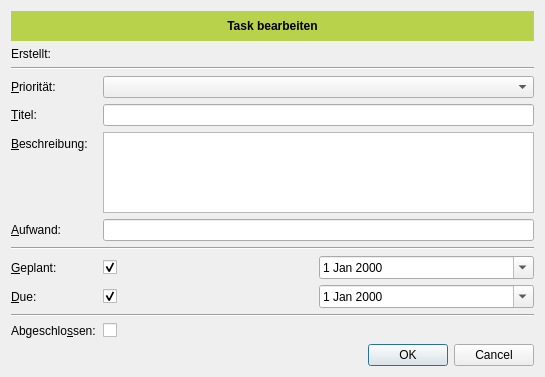
First picture: the form in src/widgets/ui/taskeditwidget.ui, repository choenig/tingy, before the edit.
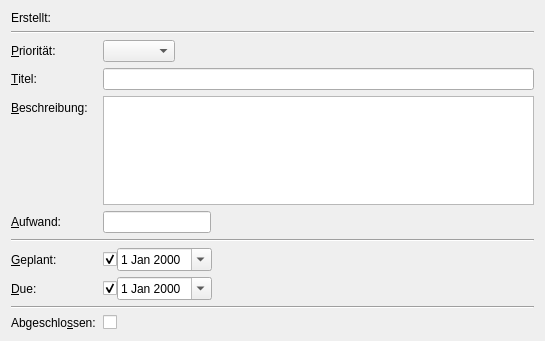
Second picture: the form after the edit.

Commit message: more work on new dialogs, add about dialog

```diff
--- a/src/widgets/ui/taskeditwidget.ui
+++ b/src/widgets/ui/taskeditwidget.ui
@@ -7,113 +7,27 @@
     <x>0</x>
     <y>0</y>
     <width>545</width>
-    <height>377</height>
+    <height>341</height>
    </rect>
   </property>
   <property name="windowTitle">
    <string>Task bearbeiten</string>
   </property>
   <layout class="QFormLayout" name="formLayout">
+   <property name="fieldGrowthPolicy">
+    <enum>QFormLayout::ExpandingFieldsGrow</enum>
+   </property>
    <property name="horizontalSpacing">
     <number>7</number>
    </property>
-   <item row="0" column="0" colspan="2">
-    <widget class="QLabel" name="lblSubject">
-     <property name="minimumSize">
-      <size>
-       <width>0</width>
-       <height>30</height>
-      </size>
-     </property>
-     <property name="palette">
-      <palette>
-       <active>
-        <colorrole role="Base">
-         <brush brushstyle="SolidPattern">
-          <color alpha="255">
-           <red>255</red>
-           <green>255</green>
-           <blue>255</blue>
-          </color>
-         </brush>
-        </colorrole>
-        <colorrole role="Window">
-         <brush brushstyle="SolidPattern">
-          <color alpha="255">
-           <red>184</red>
-           <green>210</green>
-           <blue>76</blue>
-          </color>
-         </brush>
-        </colorrole>
-       </active>
-       <inactive>
-        <colorrole role="Base">
-         <brush brushstyle="SolidPattern">
-          <color alpha="255">
-           <red>255</red>
-           <green>255</green>
-           <blue>255</blue>
-          </color>
-         </brush>
-        </colorrole>
-        <colorrole role="Window">
-         <brush brushstyle="SolidPattern">
-          <color alpha="255">
-           <red>184</red>
-           <green>210</green>
-           <blue>76</blue>
-          </color>
-         </brush>
-        </colorrole>
-       </inactive>
-       <disabled>
-        <colorrole role="Base">
-         <brush brushstyle="SolidPattern">
-          <color alpha="255">
-           <red>184</red>
-           <green>210</green>
-           <blue>76</blue>
-          </color>
-         </brush>
-        </colorrole>
-        <colorrole role="Window">
-         <brush brushstyle="SolidPattern">
-          <color alpha="255">
-           <red>184</red>
-           <green>210</green>
-           <blue>76</blue>
-          </color>
-         </brush>
-        </colorrole>
-       </disabled>
-      </palette>
-     </property>
-     <property name="font">
-      <font>
-       <weight>75</weight>
-       <bold>true</bold>
-      </font>
-     </property>
-     <property name="autoFillBackground">
-      <bool>true</bool>
-     </property>
-     <property name="text">
-      <string>Task bearbeiten</string>
-     </property>
-     <property name="alignment">
-      <set>Qt::AlignCenter</set>
-     </property>
-    </widget>
-   </item>
-   <item row="1" column="0">
+   <item row="0" column="0">
     <widget class="QLabel" name="label">
      <property name="text">
       <string>Erstellt:</string>
      </property>
     </widget>
    </item>
-   <item row="1" column="1">
+   <item row="0" column="1">
     <widget class="QLabel" name="lblCreated">
      <property name="sizePolicy">
       <sizepolicy hsizetype="Expanding" vsizetype="Preferred">
@@ -126,14 +40,40 @@
      </property>
     </widget>
    </item>
-   <item row="2" column="0" colspan="2">
+   <item row="1" column="0" colspan="2">
     <widget class="Line" name="line">
      <property name="orientation">
       <enum>Qt::Horizontal</enum>
      </property>
     </widget>
    </item>
-   <item row="5" column="0">
+   <item row="2" column="0">
+    <widget class="QLabel" name="label_4">
+     <property name="text">
+      <string>&amp;Priorität:</string>
+     </property>
+     <property name="buddy">
+      <cstring>cbPrio</cstring>
+     </property>
+    </widget>
+   </item>
+   <item row="2" column="1">
+    <widget class="QComboBox" name="cbPrio"/>
+   </item>
+   <item row="3" column="0">
+    <widget class="QLabel" name="label_2">
+     <property name="text">
+      <string>&amp;Titel:</string>
+     </property>
+     <property name="buddy">
+      <cstring>leTitle</cstring>
+     </property>
+    </widget>
+   </item>
+   <item row="3" column="1">
+    <widget class="QLineEdit" name="leTitle"/>
+   </item>
+   <item row="4" column="0">
     <widget class="QLabel" name="label_3">
      <property name="text">
       <string>&amp;Beschreibung:</string>
@@ -143,14 +83,14 @@
      </property>
     </widget>
    </item>
-   <item row="5" column="1">
+   <item row="4" column="1">
     <widget class="QPlainTextEdit" name="leDescription">
      <property name="plainText">
       <string/>
      </property>
     </widget>
    </item>
-   <item row="6" column="0">
+   <item row="5" column="0">
     <widget class="QLabel" name="label_9">
      <property name="text">
       <string>&amp;Aufwand:</string>
@@ -160,7 +100,7 @@
      </property>
     </widget>
    </item>
-   <item row="6" column="1">
+   <item row="5" column="1">
     <widget class="QLineEdit" name="leEffort">
      <property name="sizePolicy">
       <sizepolicy hsizetype="Preferred" vsizetype="Fixed">
@@ -170,7 +110,48 @@
      </property>
     </widget>
    </item>
-   <item row="10" column="0">
+   <item row="7" column="0" colspan="2">
+    <widget class="Line" name="line_2">
+     <property name="orientation">
+      <enum>Qt::Horizontal</enum>
+     </property>
+    </widget>
+   </item>
+   <item row="8" column="0">
+    <widget class="QLabel" name="label_7">
+     <property name="text">
+      <string>&amp;Geplant:</string>
+     </property>
+     <property name="buddy">
+      <cstring>chkPlanned</cstring>
+     </property>
+    </widget>
+   </item>
+   <item row="8" column="1">
+    <layout class="QHBoxLayout" name="horizontalLayout_2">
+     <property name="spacing">
+      <number>0</number>
+     </property>
+     <item>
+      <widget class="QCheckBox" name="chkPlanned">
+       <property name="text">
+        <string/>
+       </property>
+       <property name="checked">
+        <bool>true</bool>
+       </property>
+      </widget>
+     </item>
+     <item>
+      <widget class="QDateEdit" name="calPlanned">
+       <property name="calendarPopup">
+        <bool>true</bool>
+       </property>
+      </widget>
+     </item>
+    </layout>
+   </item>
+   <item row="9" column="0">
     <widget class="QLabel" name="label_6">
      <property name="text">
       <string>&amp;Due:</string>
@@ -180,7 +161,7 @@
      </property>
     </widget>
    </item>
-   <item row="10" column="1">
+   <item row="9" column="1">
     <layout class="QHBoxLayout" name="horizontalLayout">
      <property name="spacing">
       <number>0</number>
@@ -204,7 +185,14 @@
      </item>
     </layout>
    </item>
-   <item row="13" column="0">
+   <item row="11" column="0" colspan="2">
+    <widget class="Line" name="line_3">
+     <property name="orientation">
+      <enum>Qt::Horizontal</enum>
+     </property>
+    </widget>
+   </item>
+   <item row="12" column="0">
     <widget class="QLabel" name="lblDone">
      <property name="text">
       <string>Abgeschlo&amp;ssen:</string>
@@ -214,7 +202,7 @@
      </property>
     </widget>
    </item>
-   <item row="13" column="1">
+   <item row="12" column="1">
     <layout class="QHBoxLayout" name="horizontalLayout_3">
      <property name="spacing">
       <number>0</number>
@@ -235,87 +223,6 @@
      </item>
     </layout>
    </item>
-   <item row="14" column="0" colspan="2">
-    <widget class="QDialogButtonBox" name="btnGroup">
-     <property name="standardButtons">
-      <set>QDialogButtonBox::Cancel|QDialogButtonBox::Ok</set>
-     </property>
-    </widget>
-   </item>
-   <item row="12" column="0" colspan="2">
-    <widget class="Line" name="line_3">
-     <property name="orientation">
-      <enum>Qt::Horizontal</enum>
-     </property>
-    </widget>
-   </item>
-   <item row="3" column="0">
-    <widget class="QLabel" name="label_4">
-     <property name="text">
-      <string>&amp;Priorität:</string>
-     </property>
-     <property name="buddy">
-      <cstring>cbPrio</cstring>
-     </property>
-    </widget>
-   </item>
-   <item row="3" column="1">
-    <widget class="QComboBox" name="cbPrio"/>
-   </item>
-   <item row="8" column="0" colspan="2">
-    <widget class="Line" name="line_2">
-     <property name="orientation">
-      <enum>Qt::Horizontal</enum>
-     </property>
-    </widget>
-   </item>
-   <item row="4" column="0">
-    <widget class="QLabel" name="label_2">
-     <property name="text">
-      <string>&amp;Titel:</string>
-     </property>
-     <property name="buddy">
-      <cstring>leTitle</cstring>
-     </property>
-    </widget>
-   </item>
-   <item row="4" column="1">
-    <widget class="QLineEdit" name="leTitle"/>
-   </item>
-   <item row="9" column="0">
-    <widget class="QLabel" name="label_7">
-     <property name="text">
-      <string>&amp;Geplant:</string>
-     </property>
-     <property name="buddy">
-      <cstring>chkPlanned</cstring>
-     </property>
-    </widget>
-   </item>
-   <item row="9" column="1">
-    <layout class="QHBoxLayout" name="horizontalLayout_2">
-     <property name="spacing">
-      <number>0</number>
-     </property>
-     <item>
-      <widget class="QCheckBox" name="chkPlanned">
-       <property name="text">
-        <string/>
-       </property>
-       <property name="checked">
-        <bool>true</bool>
-       </property>
-      </widget>
-     </item>
-     <item>
-      <widget class="QDateEdit" name="calPlanned">
-       <property name="calendarPopup">
-        <bool>true</bool>
-       </property>
-      </widget>
-     </item>
-    </layout>
-   </item>
   </layout>
  </widget>
  <tabstops>
```
Left out of the diff: 1 changed line with no effect on the pictures. The commit also changes 11 other files.
